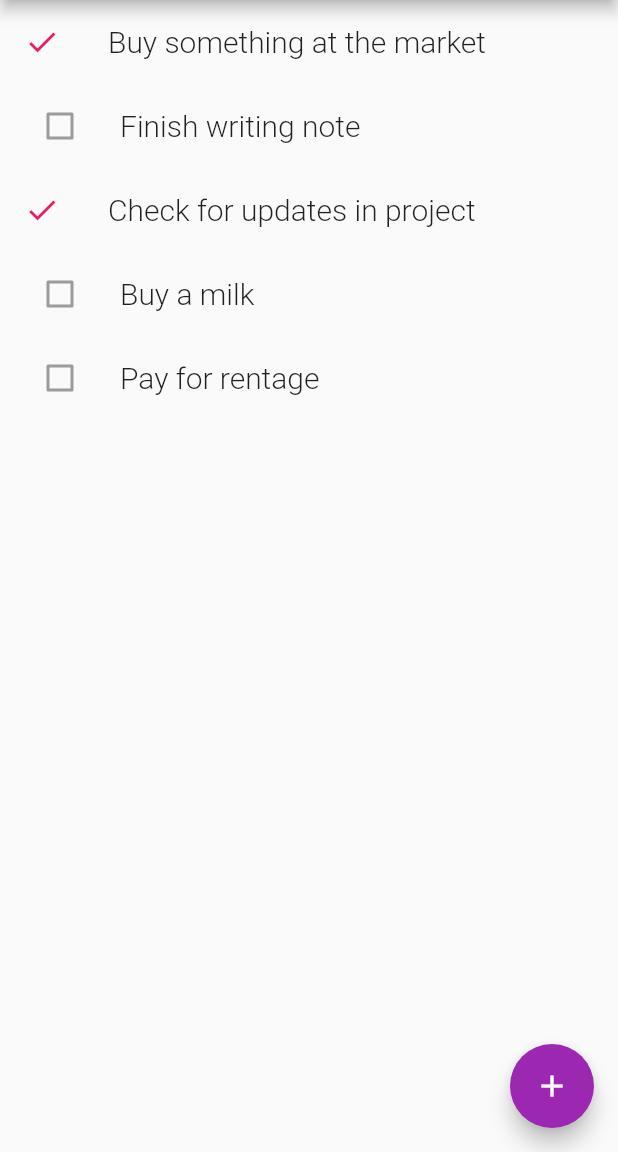
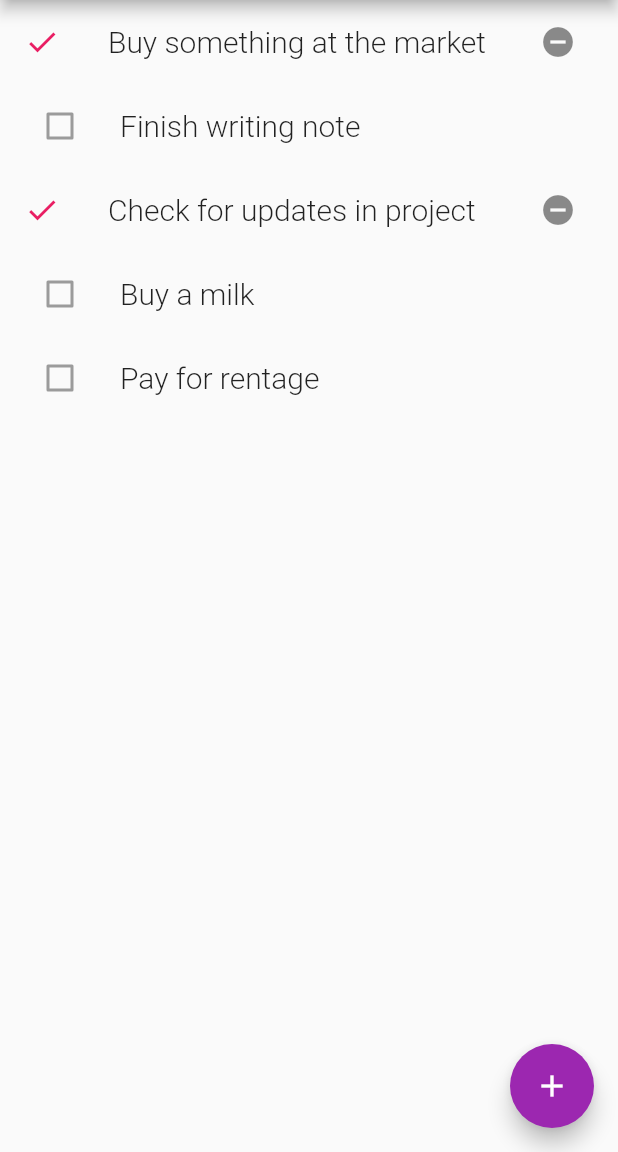
Before and after one commit to ashinzekene/flutter-task-app, a Flutter app: the screen it shows after launch, on a phone screen of 412 x 824 dp, the part 84-1236 px from its top. Run offline on Flutter 3.47's test engine with Material 2 defaults, Android fonts, the phone set to English and light mode, and no system bars.

Commit message:
removing tasks

```diff
--- a/lib/main.dart
+++ b/lib/main.dart
@@ -35,23 +35,30 @@ class _MyHomePageState extends State<MyHomePage> {
   @override
   void initState() {
     super.initState();
-    _tasks.add(Task('Buy something at the market', true));
-    _tasks.add(Task('Finish writing note', false));
-    _tasks.add(Task('Check for updates in project', true));
-    _tasks.add(Task('Buy a milk', false));
-    _tasks.add(Task('Pay for rentage', false));
+    _tasks.add(Task(1, 'Buy something at the market', true));
+    _tasks.add(Task(2, 'Finish writing note', false));
+    _tasks.add(Task(3, 'Check for updates in project', true));
+    _tasks.add(Task(4, 'Buy a milk', false));
+    _tasks.add(Task(5, 'Pay for rentage', false));
   }
 
   void _addTask(String text) {
-    _tasks.add(Task(text, false));
+    final index = _tasks[_tasks.length - 1].ind + 1;
+    _tasks.add(Task(index, text, false));
     Navigator.pop(context);
   }
 
   void _openAddTaskPage() {
-    Navigator.push(context,
-      MaterialPageRoute(builder: (context) => AddTaskPage(title: 'Add a New Task', onClick: _addTask)),
+    Navigator.push(
+      context,
+      MaterialPageRoute(
+          builder: (context) =>
+              AddTaskPage(title: 'Add a New Task', onClick: _addTask)),
     );
   }
+
+  Function _remove(int index) =>
+      () => setState(() => _tasks.removeWhere((Task t) => t.ind == index));
 
   Function _onClick(Task task) {
     return () {
@@ -63,13 +70,21 @@ class _MyHomePageState extends State<MyHomePage> {
 
   @override
   Widget build(BuildContext context) {
+    const TextStyle _textStyle =
+        TextStyle(fontWeight: FontWeight.w300, fontSize: 25.0, fontStyle: FontStyle.italic);
+
     return new Scaffold(
       appBar: new AppBar(
         // Here we take the value from the MyHomePage object that was created by
         // the App.build method, and use it to set our appbar title.
         title: new Text(widget.title),
       ),
-      body: TaskList(_tasks, _onClick),
+      body: _tasks.length == 0
+          ? Center(
+              child: Text('You are all done. You can go to rest now...',
+                  style: _textStyle, textAlign: TextAlign.center,),
+            )
+          : TaskList(_tasks, _onClick, _remove),
       floatingActionButton: new FloatingActionButton(
         onPressed: _openAddTaskPage,
         tooltip: 'Increment',
--- a/lib/task_item.dart
+++ b/lib/task_item.dart
@@ -1,17 +1,21 @@
 import 'package:flutter/material.dart';
 
 class Task {
-  Task(this.text, this.isCompleted);
+  Task(this.ind, this.text, this.isCompleted);
+  final int ind;
   final String text;
   bool isCompleted;
 }
 
 class TaskItem extends StatelessWidget {
-  TaskItem(this._task, this._onClick);
+  TaskItem(this._task, this._onClick, this._remove);
 
   final Task _task;
   final Function _onClick;
-  final TextStyle _taskTextStyle = TextStyle(fontWeight: FontWeight.w300, fontSize: 20.0);
+  final Function _remove;
+  final TextStyle _taskTextStyle =
+      TextStyle(fontWeight: FontWeight.w300, fontSize: 20.0);
+
 
   @override
   Widget build(BuildContext context) {
@@ -26,6 +30,12 @@ class TaskItem extends StatelessWidget {
             : Checkbox(
                 value: _task.isCompleted,
                 onChanged: null,
-              ));
+              ),
+        trailing: _task.isCompleted
+            ? IconButton(
+                icon: Icon(Icons.remove_circle),
+                onPressed: _remove(_task.ind),
+              )
+            : null);
   }
 }
--- a/lib/task_list.dart
+++ b/lib/task_list.dart
@@ -3,16 +3,17 @@ import 'package:flutter/material.dart';
 import './task_item.dart';
 
 class TaskList extends StatelessWidget {
-  TaskList(this._tasks, this._onClick);
+  TaskList(this._tasks, this._onClick, this._remove);
 
   final List<Task> _tasks;
   final _onClick;
+  final _remove;
 
   @override
   Widget build(BuildContext context) {
     return ListView(
     children: _tasks.map((task) {
-      return TaskItem(task, _onClick);
+      return TaskItem(task, _onClick, _remove);
     }).toList());
   }
 }
```
Also changed, not shown: 1 other file.
